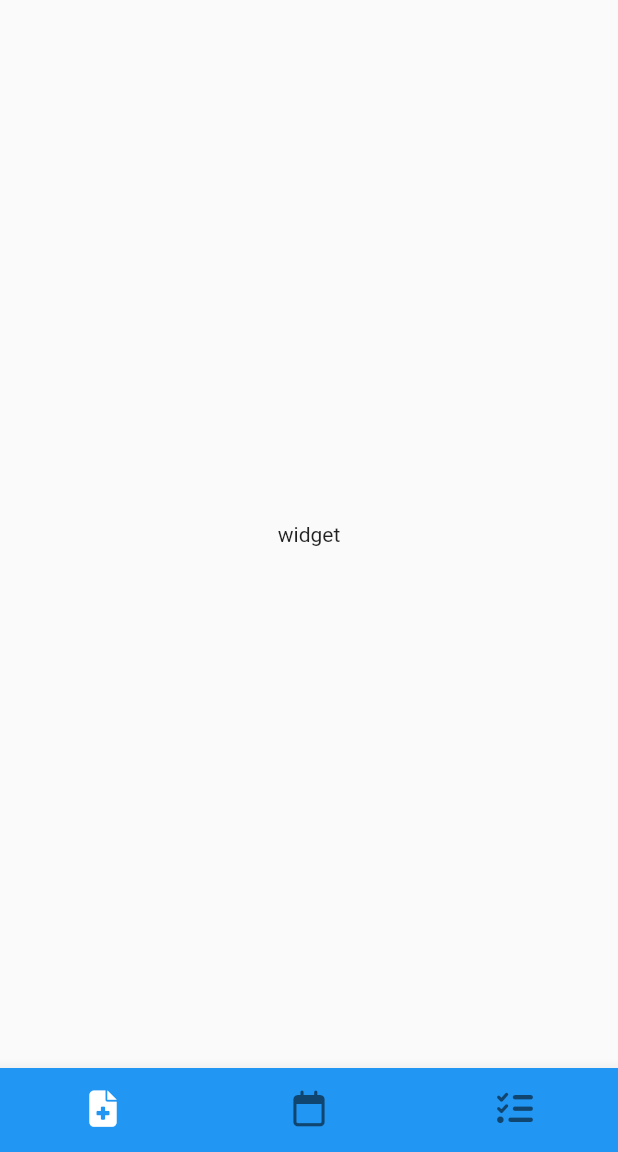
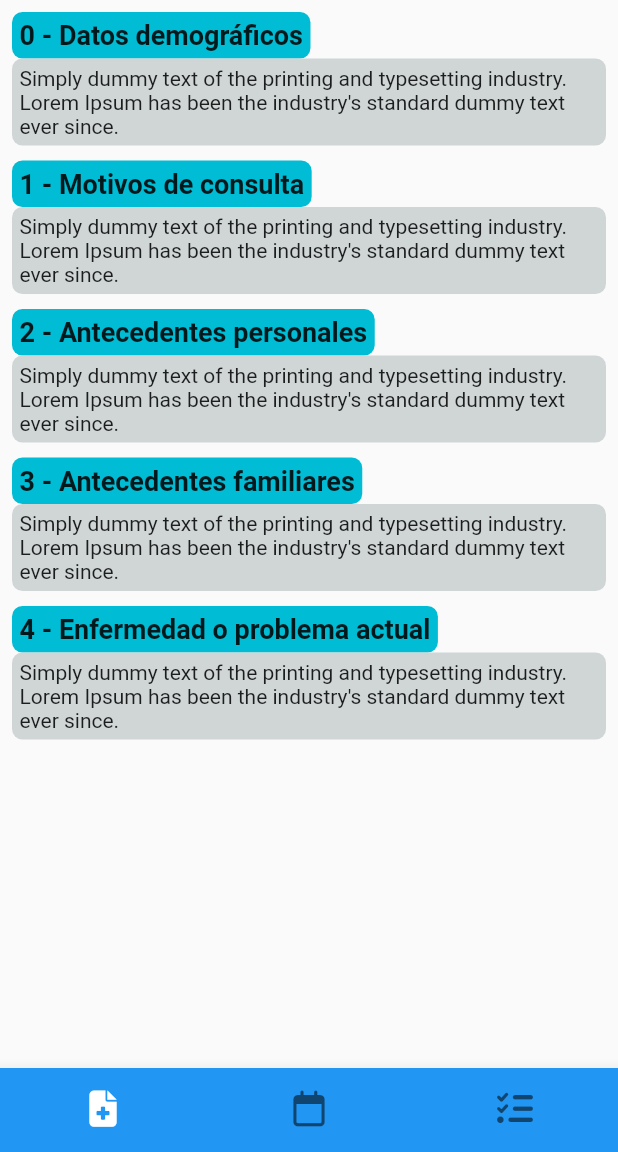
Before and after one commit to DannyMontenegro/T7_livet_mobile, a Flutter app: the AppView screen opened by its route, on a phone screen of 412 x 824 dp, the part 84-1236 px from its top. Run offline on Flutter 3.47's test engine with Material 2 defaults, Android fonts, the phone set to English and light mode, and no system bars; our stand-ins replace font_awesome_flutter, shared_preferences, syncfusion_flutter_calendar; accounts and stored records are empty.

Commit message:
Added the clinical history for the patient

```diff
--- a/analysis_options.yaml
+++ b/analysis_options.yaml
@@ -30,6 +30,11 @@ linter:
     avoid_returning_null_for_future: true
     empty_statements: true
     hash_and_equals: true
+    camel_case_types: true
+    camel_case_extensions: true
+    library_prefixes: true
+    non_constant_identifier_names: true
+    lines_longer_than_80_chars: true
 
 
 # Additional information about this file can be found at
--- a/lib/main.dart
+++ b/lib/main.dart
@@ -22,7 +22,7 @@ class MyApp extends StatelessWidget {
       theme: ThemeData(
         primarySwatch: Colors.blue,
       ),
-      initialRoute: appRoute,
+      initialRoute: loginRoute,
       routes: {
         loginRoute: (context) => const LoginView(),
         appRoute: (context) => const AppView(),
--- /dev/null
+++ b/lib/widgets/clinical_history_text_card.dart
@@ -0,0 +1,38 @@
+import 'package:flutter/material.dart';
+
+class ClinicalHistoryCard extends StatelessWidget {
+  final String header;
+  final String content;
+  const ClinicalHistoryCard(
+      {Key? key, required this.header, required this.content})
+      : super(key: key);
+
+  final TextStyle headerStyle =
+      const TextStyle(fontWeight: FontWeight.bold, fontSize: 18.0);
+
+  @override
+  Widget build(BuildContext context) {
+    return Column(
+      crossAxisAlignment: CrossAxisAlignment.start,
+      children: [
+        Container(
+          child: Text(header, style: headerStyle),
+          padding: const EdgeInsets.all(5),
+          decoration: BoxDecoration(
+            color: Colors.cyan,
+            borderRadius: BorderRadius.circular(7),
+          ),
+        ),
+        Container(
+          child: Text(content),
+          margin: const EdgeInsets.only(bottom: 10.0),
+          decoration: BoxDecoration(
+            color: const Color.fromARGB(255, 208, 214, 214),
+            borderRadius: BorderRadius.circular(7),
+          ),
+          padding: const EdgeInsets.all(5),
+        ),
+      ],
+    );
+  }
+}
--- a/lib/widgets/indicaciones.dart
+++ b/lib/widgets/indicaciones.dart
@@ -1,10 +1,46 @@
+// ignore_for_file: lines_longer_than_80_chars
+
 import 'package:flutter/material.dart';
+import 'package:livet_mobile/widgets/clinical_history_text_card.dart';
 
 class Indicaciones extends StatelessWidget {
   const Indicaciones({Key? key}) : super(key: key);
 
   @override
   Widget build(BuildContext context) {
-    return const Center(child: Text('widget'));
+    return Padding(
+      padding: const EdgeInsets.all(8.0),
+      child: SingleChildScrollView(
+        child: Column(
+          children: const [
+            ClinicalHistoryCard(
+              header: '0 - Datos demográficos',
+              content:
+                  "Simply dummy text of the printing and typesetting industry. Lorem Ipsum has been the industry's standard dummy text ever since. ",
+            ),
+            ClinicalHistoryCard(
+              header: '1 - Motivos de consulta',
+              content:
+                  "Simply dummy text of the printing and typesetting industry. Lorem Ipsum has been the industry's standard dummy text ever since. ",
+            ),
+            ClinicalHistoryCard(
+              header: '2 - Antecedentes personales',
+              content:
+                  "Simply dummy text of the printing and typesetting industry. Lorem Ipsum has been the industry's standard dummy text ever since. ",
+            ),
+            ClinicalHistoryCard(
+              header: '3 - Antecedentes familiares',
+              content:
+                  "Simply dummy text of the printing and typesetting industry. Lorem Ipsum has been the industry's standard dummy text ever since. ",
+            ),
+            ClinicalHistoryCard(
+              header: '4 - Enfermedad o problema actual',
+              content:
+                  "Simply dummy text of the printing and typesetting industry. Lorem Ipsum has been the industry's standard dummy text ever since. ",
+            ),
+          ],
+        ),
+      ),
+    );
   }
 }
--- a/pubspec.yaml
+++ b/pubspec.yaml
@@ -38,6 +38,7 @@ dependencies:
   font_awesome_flutter: ^10.1.0
   syncfusion_flutter_calendar: ^20.1.60
   syncfusion_localizations: ^20.1.61
+  shared_preferences: ^2.0.15
 
 dev_dependencies:
   flutter_test:
```
Also changed, not shown: lib/services/login_service.dart (added, +10 -0 lines), lib/utilities/shared_preferences.dart (added, +38 -0 lines), lib/views/app_view.dart (+6 -1 lines), lib/views/login_view.dart (+67 -0 lines), pubspec.lock.
